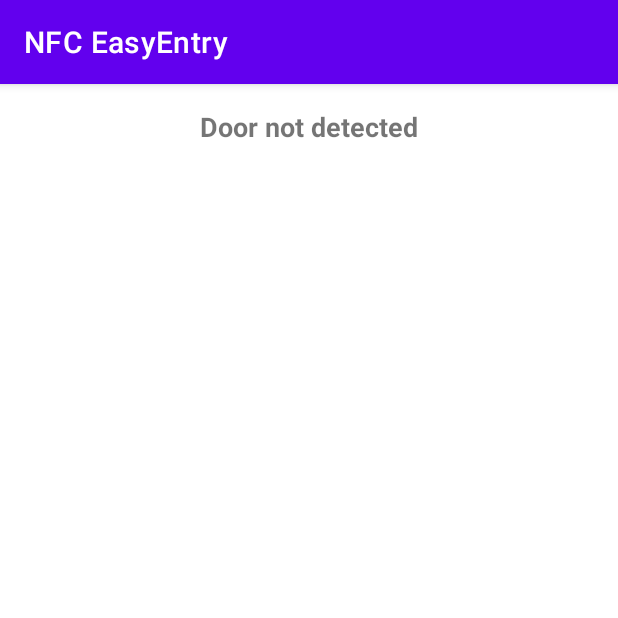
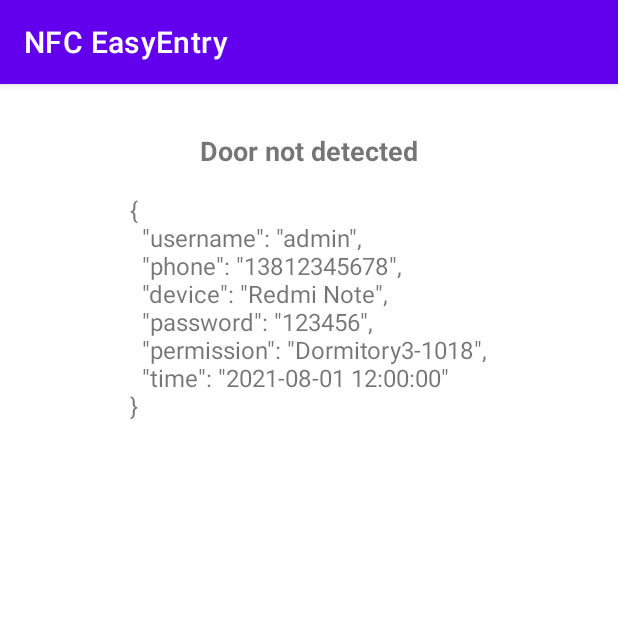
Before and after one commit to qianlihuang/NFC-EasyEntry, an Android app: the first screen one second after launch (MainActivity), on a phone screen of 412 x 824 dp, the top half of it. Run offline under Robolectric (Android 15) with nearby library versions, the phone set to English and light mode, and no system bars.

Commit message:
feat: userinfo

```diff
--- a/app/src/main/java/com/example/nfceasyentry/MainActivity.java
+++ b/app/src/main/java/com/example/nfceasyentry/MainActivity.java
@@ -24,10 +24,22 @@ import java.util.Arrays;
 public class MainActivity extends AppCompatActivity {
 
     private LinearLayout layoutDoorInfo;
+    private LinearLayout layoutLocalUserInfo;
+    private TextView textLocalUserInfo;
     private TextView textDoorInfo;
     private TextView textDoorData;
     private TextView textDoorNotDetected;
     private Button buttonOpenDoor;
+
+    // Mocked local user data
+    private static final String LOCAL_USER_DATA = "{\n" +
+            "  \"username\": \"admin\",\n" +
+            "  \"phone\": \"13812345678\",\n" +
+            "  \"device\": \"Redmi Note\",\n" +
+            "  \"password\": \"123456\",\n" +
+            "  \"permission\": \"Dormitory3-1018\",\n" +
+            "  \"time\": \"2021-08-01 12:00:00\"\n" +
+            "}";
 
     @Override
     protected void onCreate(Bundle savedInstanceState) {
@@ -36,9 +48,11 @@ public class MainActivity extends AppCompatActivity {
 
         // Initialize views
         layoutDoorInfo = findViewById(R.id.layout_door_info);
+        layoutLocalUserInfo = findViewById(R.id.layout_local_user_info);
+        textLocalUserInfo = findViewById(R.id.text_local_user_info);
+        textDoorNotDetected = findViewById(R.id.text_door_not_detected);
         textDoorInfo = findViewById(R.id.text_door_info);
         textDoorData = findViewById(R.id.text_door_data);
-        textDoorNotDetected = findViewById(R.id.text_door_not_detected);
         buttonOpenDoor = findViewById(R.id.button_open_door);
 
         // Set click listener for the open door button
@@ -73,15 +87,15 @@ public class MainActivity extends AppCompatActivity {
             // NFC tag detected, show door info
             showDoorInfo(intent);
         } else {
-            // NFC tag not detected, show message
-            textDoorNotDetected.setVisibility(View.VISIBLE);
-            layoutDoorInfo.setVisibility(View.GONE);
+            // NFC tag not detected, show local user info
+            showLocalUserInfo();
         }
     }
 
     private void showDoorInfo(Intent intent) {
         // Hide the "Door not detected" message
-        textDoorNotDetected.setVisibility(View.GONE);
+        // Hide the local user info
+        layoutLocalUserInfo.setVisibility(View.GONE);
 
         // Extract tag from intent
         Tag tag = intent.getParcelableExtra(NfcAdapter.EXTRA_TAG);
@@ -133,7 +147,8 @@ public class MainActivity extends AppCompatActivity {
 
     private void simulateNfcTagDetection() {
         // Hide the "Door not detected" message
-        textDoorNotDetected.setVisibility(View.GONE);
+        // Hide the local user info
+        layoutLocalUserInfo.setVisibility(View.GONE);
 
         // Simulate door data
         String doorData = "Door: Dormitory3-1018\n" +
@@ -156,4 +171,11 @@ public class MainActivity extends AppCompatActivity {
         textDoorData.setText(doorData);
         layoutDoorInfo.setVisibility(View.VISIBLE);
     }
+
+    private void showLocalUserInfo() {
+        // Display the "Door not detected" message
+        // Display local user info
+        textLocalUserInfo.setText(LOCAL_USER_DATA);
+        layoutLocalUserInfo.setVisibility(View.VISIBLE);
+    }
 }
--- a/app/src/main/res/layout/activity_main.xml
+++ b/app/src/main/res/layout/activity_main.xml
@@ -40,6 +40,15 @@
 
     </LinearLayout>
 
+    <LinearLayout
+        android:id="@+id/layout_local_user_info"
+        android:layout_width="match_parent"
+        android:layout_height="wrap_content"
+        android:gravity="center"
+        android:orientation="vertical"
+        android:visibility="visible"
+        android:padding="16dp">
+
         <TextView
             android:id="@+id/text_door_not_detected"
             android:layout_width="wrap_content"
@@ -53,4 +62,16 @@
             app:layout_constraintEnd_toEndOf="parent"
             android:visibility="visible"/>
 
+        <!-- TextView to display local user info -->
+        <TextView
+            android:id="@+id/text_local_user_info"
+            android:layout_width="wrap_content"
+            android:layout_height="wrap_content"
+            android:text="Local User Info"
+            android:textSize="16sp"
+            android:visibility="visible"/>
+
+    </LinearLayout>
+
+
 </androidx.constraintlayout.widget.ConstraintLayout>
```
Also changed, not shown: 1 other file. Lines whose indentation alone changed are shown as unchanged.
